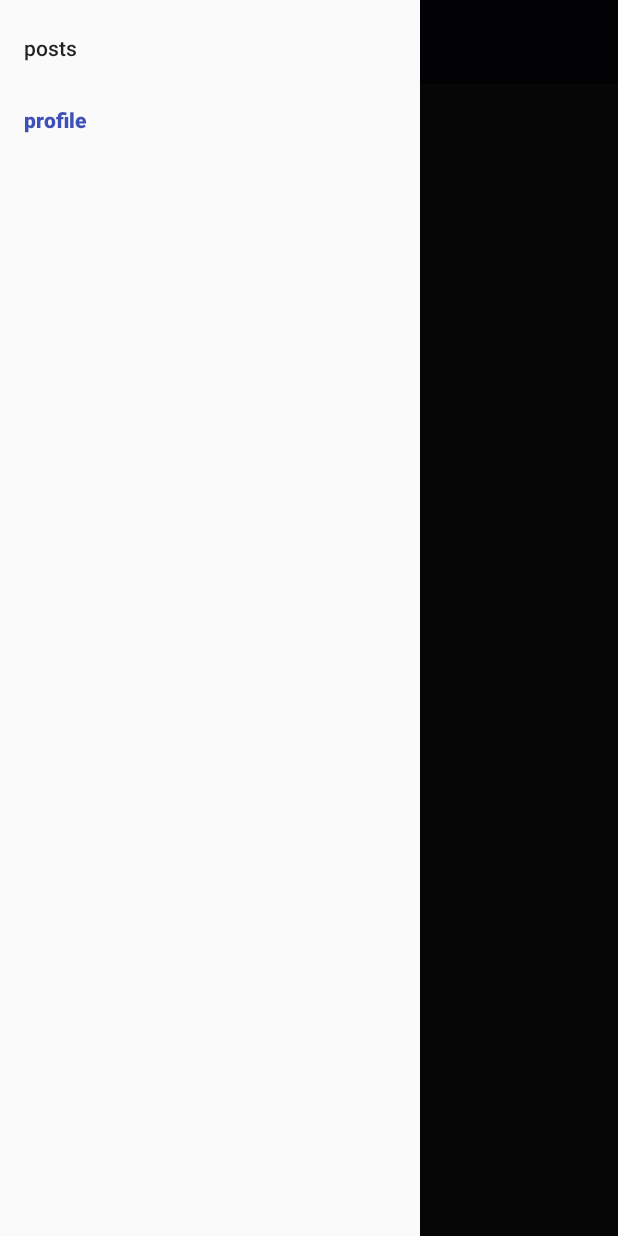
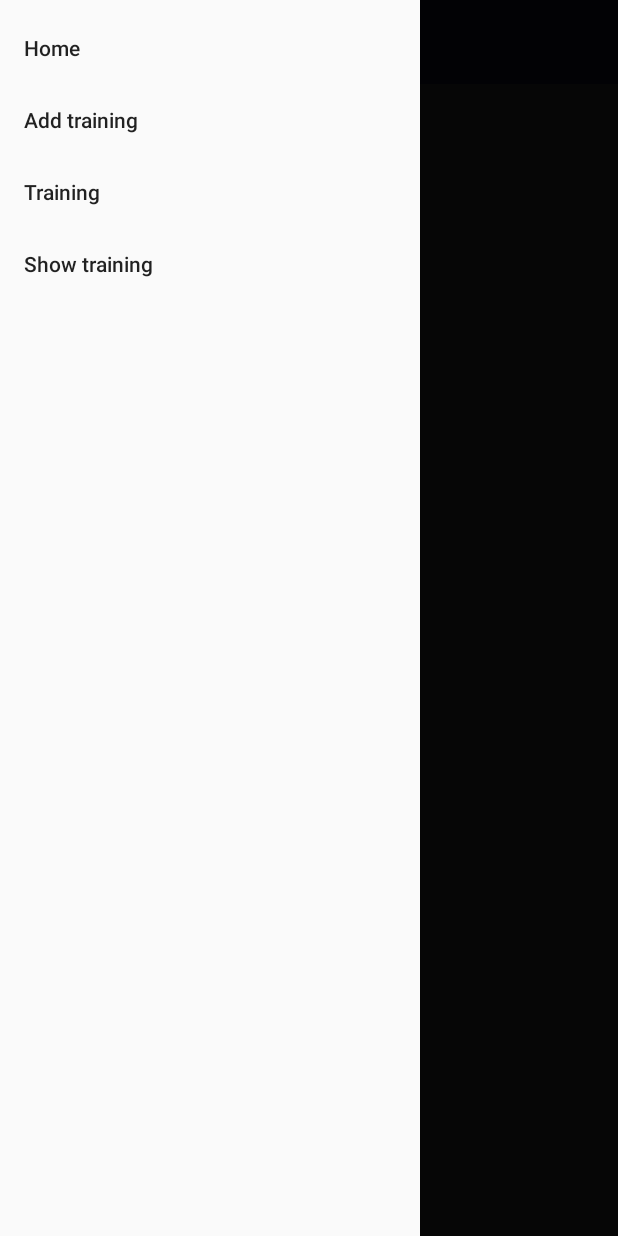
Before and after one commit to DSquare68/Gym-Assistant, an Android app: the screen it shows after launch (MainActivity), with the side drawer open, on a phone screen of 412 x 824 dp. Run offline under Robolectric (Android 15) with nearby library versions, the light colour scheme and no system bars; our stand-ins replace navigation-ui.

Commit message:
Navigation Draver continue
sets fragments and it's layouts also logic for switching fragments

```diff
--- a/app/src/main/java/com/example/daniel/gymassistant/ui/Fragment.java
+++ /dev/null
@@ -1,6 +0,0 @@
-package com.example.daniel.gymassistant.ui;
-
-import androidx.fragment.app.FragmentActivity;
-
-public class Fragment extends androidx.fragment.app.Fragment {
-}
--- /dev/null
+++ b/app/src/main/java/com/example/daniel/gymassistant/ui/HomeFragment.java
@@ -0,0 +1,22 @@
+package com.example.daniel.gymassistant.ui;
+
+import android.os.Bundle;
+import android.view.LayoutInflater;
+import android.view.View;
+import android.view.ViewGroup;
+import android.widget.LinearLayout;
+
+import androidx.annotation.NonNull;
+import androidx.annotation.Nullable;
+import androidx.fragment.app.FragmentActivity;
+
+import com.example.daniel.gymassistant.R;
+
+public class HomeFragment extends androidx.fragment.app.Fragment {
+
+    @Nullable
+    @Override
+    public View onCreateView(@NonNull LayoutInflater inflater, @Nullable ViewGroup container, @Nullable Bundle savedInstanceState) {
+        return inflater.inflate(R.layout.fragment_home,container,false);
+    }
+}
--- a/app/src/main/res/layout/activity_main.xml
+++ b/app/src/main/res/layout/activity_main.xml
@@ -6,7 +6,7 @@
     android:layout_width="match_parent"
     android:layout_height="match_parent"
     android:fitsSystemWindows="true"
-    android:id="@+id/drawer_layout">
+    android:id="@+id/layout_activity_home">
     <LinearLayout
         android:layout_width="match_parent"
         android:layout_height="wrap_content">
--- /dev/null
+++ b/app/src/main/res/layout/fragment_add_training.xml
@@ -0,0 +1,6 @@
+<?xml version="1.0" encoding="utf-8"?>
+<androidx.constraintlayout.widget.ConstraintLayout
+    xmlns:android="http://schemas.android.com/apk/res/android" android:layout_width="match_parent"
+    android:layout_height="match_parent">
+
+</androidx.constraintlayout.widget.ConstraintLayout>
--- /dev/null
+++ b/app/src/main/res/layout/fragment_show_training.xml
@@ -0,0 +1,6 @@
+<?xml version="1.0" encoding="utf-8"?>
+<androidx.constraintlayout.widget.ConstraintLayout
+    xmlns:android="http://schemas.android.com/apk/res/android" android:layout_width="match_parent"
+    android:layout_height="match_parent">
+
+</androidx.constraintlayout.widget.ConstraintLayout>
--- /dev/null
+++ b/app/src/main/res/layout/fragment_training.xml
@@ -0,0 +1,6 @@
+<?xml version="1.0" encoding="utf-8"?>
+<androidx.constraintlayout.widget.ConstraintLayout
+    xmlns:android="http://schemas.android.com/apk/res/android" android:layout_width="match_parent"
+    android:layout_height="match_parent">
+
+</androidx.constraintlayout.widget.ConstraintLayout>
--- a/app/src/main/res/menu/drawer_view.xml
+++ b/app/src/main/res/menu/drawer_view.xml
@@ -3,12 +3,16 @@
 
     <group android:checkableBehavior="single">
 
+        <item
+            android:id="@+id/menu_home"
+            android:title="@string/home"/>
 
+        <item android:id="@+id/menu_add_training"
+            android:title="@string/add_training"/>
+        <item android:id="@+id/menu_training"
+            android:title="@string/training"/>
+        <item android:id="@+id/menu_show_training"
+            android:title="@string/show_training"/>
+    </group>
 
-        <item android:id="@+id/nav_posts"
-            android:title="posts"/>
-    </group>
-    <item
-        android:id="@id/profileScreen"
-        android:title="profile"/>
 </menu>
--- a/app/src/main/res/navigation/main.xml
+++ b/app/src/main/res/navigation/main.xml
@@ -3,20 +3,78 @@
     xmlns:app="http://schemas.android.com/apk/res-auto"
     xmlns:tools="http://schemas.android.com/tools"
     android:id="@+id/main"
-    app:startDestination="@+id/profileScreen"
+    app:startDestination="@id/profile_home"
     >
 
     <fragment
-        android:id="@+id/profileScreen"
-        android:name="com.example.daniel.gymassistant.ui.Fragment"
+        android:id="@+id/profile_home"
+        android:name="com.example.daniel.gymassistant.ui.HomeFragment"
         android:label="profile"
-        tools:layout="@layout/activity_main"/>
-<!--
+        tools:layout="@layout/fragment_home">
+        <action android:id="@+id/action_home_to_add_training"
+            app:destination="@id/profile_add_training"
+            app:enterAnim="@anim/nav_default_enter_anim"
+            app:exitAnim="@anim/nav_default_exit_anim"
+            app:popEnterAnim="@anim/nav_default_pop_enter_anim"
+            app:popExitAnim="@anim/nav_default_pop_exit_anim"
+            app:popUpToInclusive="true"/>
+        <action android:id="@+id/action_home_to_training"
+            app:destination="@id/profile_training"
+            app:enterAnim="@anim/nav_default_enter_anim"
+            app:exitAnim="@anim/nav_default_exit_anim"
+            app:popEnterAnim="@anim/nav_default_pop_enter_anim"
+            app:popExitAnim="@anim/nav_default_pop_exit_anim"
+            app:popUpToInclusive="true"/>
+        <action android:id="@+id/action_home_to_show_training"
+            app:destination="@id/profile_show_training"
+            app:enterAnim="@anim/nav_default_enter_anim"
+            app:exitAnim="@anim/nav_default_exit_anim"
+            app:popEnterAnim="@anim/nav_default_pop_enter_anim"
+            app:popExitAnim="@anim/nav_default_pop_exit_anim"
+            app:popUpToInclusive="true"/>
+    </fragment>
+
     <fragment
-        android:id="@+id/postsScreen"
-        android:name="com.codingwithmitch.daggerpractice.ui.main.posts.PostsFragment"
-        android:label="@string/posts"
-        tools:layout="@layout/fragment_posts"/>
--->
+        android:id="@+id/profile_add_training"
+        android:name="com.example.daniel.gymassistant.ui.AddTreningFragment"
+        android:label="profile"
+        tools:layout="@layout/fragment_add_training">
+        <action android:id="@+id/action_add_training_to_home"
+            app:destination="@id/profile_home"
+            app:enterAnim="@anim/nav_default_enter_anim"
+            app:exitAnim="@anim/nav_default_exit_anim"
+            app:popEnterAnim="@anim/nav_default_pop_enter_anim"
+            app:popExitAnim="@anim/nav_default_pop_exit_anim"
+            app:popUpToInclusive="true"/>
+    </fragment>
+
+    <fragment
+        android:id="@+id/profile_training"
+        android:name="com.example.daniel.gymassistant.ui.TrainingFragment"
+        android:label="profile"
+        tools:layout="@layout/fragment_training">
+        <action android:id="@+id/action_add_training_to_home"
+            app:destination="@id/profile_home"
+            app:enterAnim="@anim/nav_default_enter_anim"
+            app:exitAnim="@anim/nav_default_exit_anim"
+            app:popEnterAnim="@anim/nav_default_pop_enter_anim"
+            app:popExitAnim="@anim/nav_default_pop_exit_anim"
+            app:popUpToInclusive="true"/>
+    </fragment>
+
+    <fragment
+        android:id="@+id/profile_show_training"
+        android:name="com.example.daniel.gymassistant.ui.ShowTrainingFragment"
+        android:label="profile"
+        tools:layout="@layout/fragment_show_training">
+        <action android:id="@+id/action_home_show_training_to_home"
+            app:destination="@id/profile_home"
+            app:enterAnim="@anim/nav_default_enter_anim"
+            app:exitAnim="@anim/nav_default_exit_anim"
+            app:popEnterAnim="@anim/nav_default_pop_enter_anim"
+            app:popExitAnim="@anim/nav_default_pop_exit_anim"
+            app:popUpToInclusive="true"/>
+        <!--ppp:popUpTo="@+id/a"-->
+    </fragment>
 
 </navigation>
--- a/app/src/main/res/values/strings.xml
+++ b/app/src/main/res/values/strings.xml
@@ -242,4 +242,7 @@
     <string name="title_activity_add_training">AddTraining</string>
     <string name="title_activity_add_training_settings">AddTrainingSettings</string>
     <string name="title_activity_start_training">StartTraining</string>
+    <string name="home">Home</string>
+    <string name="show_training">Show training</string>
+    <string name="first_and_last_name">Danny Boar</string>
 </resources>
```
Also changed, not shown: app/src/main/java/com/example/daniel/gymassistant/MainActivity.java (+20 -14 lines), app/src/main/java/com/example/daniel/gymassistant/ui/AddTreningFragment.java (added, +21 -0 lines), app/src/main/java/com/example/daniel/gymassistant/ui/ShowTrainingFragment.java (added, +22 -0 lines), app/src/main/java/com/example/daniel/gymassistant/ui/TrainingFragment.java (added, +23 -0 lines), app/src/main/res/layout/fragment_home.xml (added, +21 -0 lines).
